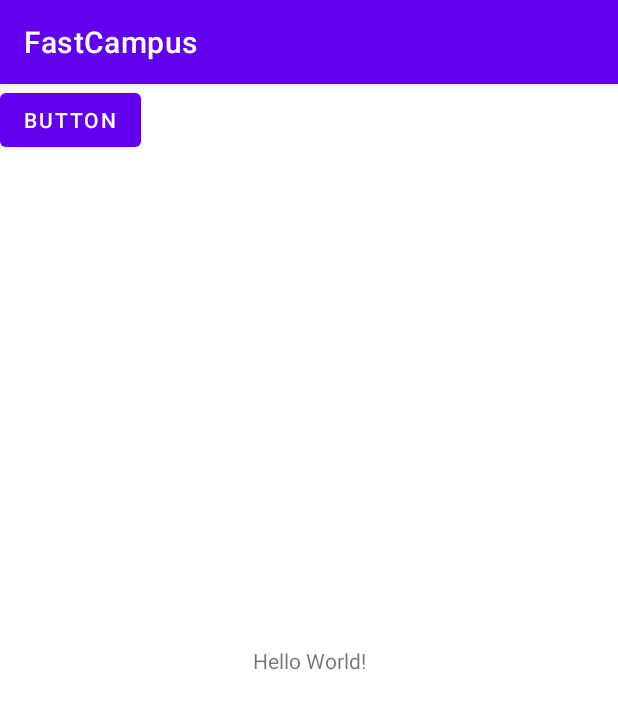
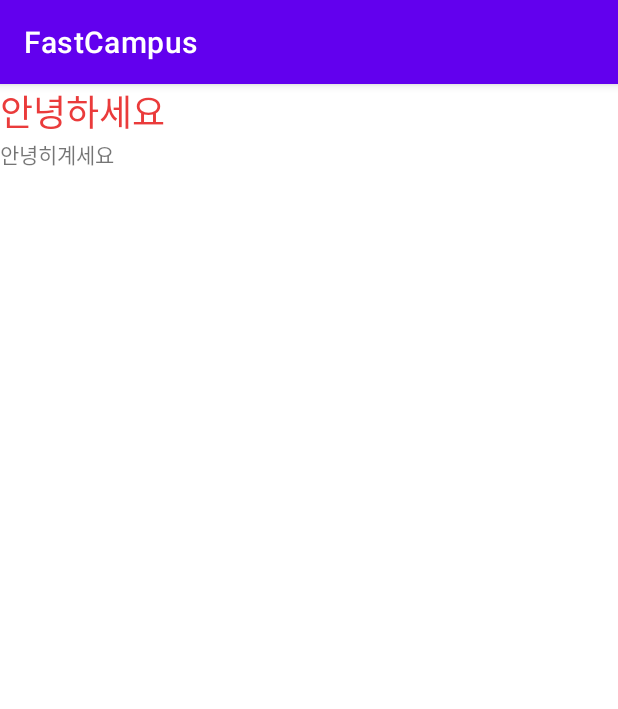
Before and after one commit to DDing77/FastCampus, an Android app: the screen it shows after launch (MainActivity), on a phone screen of 412 x 824 dp. Shown: the top 709 px of the screen. Run offline under Robolectric (Android 15) with nearby library versions, the phone set to English and light mode, and no system bars.

Commit message:
Update activity_main.xml

```diff
--- a/app/src/main/res/layout/activity_main.xml
+++ b/app/src/main/res/layout/activity_main.xml
@@ -1,33 +1,26 @@
 <?xml version="1.0" encoding="utf-8"?>
-<androidx.constraintlayout.widget.ConstraintLayout xmlns:android="http://schemas.android.com/apk/res/android"
+<LinearLayout xmlns:android="http://schemas.android.com/apk/res/android"
     xmlns:app="http://schemas.android.com/apk/res-auto"
     xmlns:tools="http://schemas.android.com/tools"
     android:layout_width="match_parent"
     android:layout_height="match_parent"
+    android:orientation="vertical"
     tools:context=".MainActivity">
+
 
     <TextView
         android:layout_width="wrap_content"
         android:layout_height="wrap_content"
-        android:text="Hello World!"
-        app:layout_constraintBottom_toBottomOf="parent"
-        app:layout_constraintLeft_toLeftOf="parent"
-        app:layout_constraintRight_toRightOf="parent"
-        app:layout_constraintTop_toTopOf="parent" />
+        android:text="안녕하세요"
+        android:textColor="#EA3B3B"
+        android:textSize="24dp" />
 
-    <Button
-        android:id="@+id/button"
+    <TextView
+        android:text="안녕히계세요"
         android:layout_width="wrap_content"
-        android:layout_height="wrap_content"
-        android:text="Button"
-        tools:layout_editor_absoluteX="158dp"
-        tools:layout_editor_absoluteY="114dp" />
+        android:layout_height="wrap_content">
+    </TextView>
 
-    <com.google.android.gms.ads.AdView
-        android:id="@+id/adView"
-        android:layout_width="wrap_content"
-        android:layout_height="wrap_content"
-        tools:layout_editor_absoluteX="36dp"
-        tools:layout_editor_absoluteY="567dp" />
 
-</androidx.constraintlayout.widget.ConstraintLayout>
+
+</LinearLayout>
```
